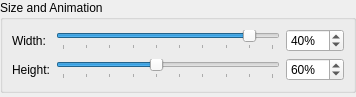
The window that config/windowsettings.ui (KDE/notably) describes before a commit, drawn with Qt 5.
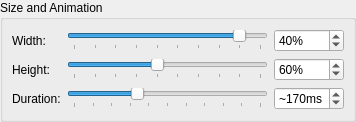
The same window after the commit.

Commit message: Make the animation duration configurable in the settings

Diff of the .ui file:
```diff
--- a/config/windowsettings.ui
+++ b/config/windowsettings.ui
@@ -131,8 +131,61 @@
         </property>
        </widget>
       </item>
-     </layout>
-    </widget>
+
+   <item row="2" column="0">
+       <widget class="QLabel" name="durationLabel">
+        <property name="text">
+         <string comment="@label:slider">Duration:</string>
+        </property>
+       </widget>
+      </item>
+      <item row="2" column="1">
+       <widget class="QSlider" name="durationSlider">
+        <property name="maximum">
+         <number>500</number>
+        </property>
+        <property name="pageStep">
+         <number>10</number>
+        </property>
+        <property name="value">
+         <number>170</number>
+        </property>
+        <property name="orientation">
+         <enum>Qt::Horizontal</enum>
+        </property>
+        <property name="tickPosition">
+         <enum>QSlider::TicksBelow</enum>
+        </property>
+        <property name="tickInterval">
+         <number>50</number>
+        </property>
+       </widget>
+      </item>
+      <item row="2" column="2">
+       <widget class="QSpinBox" name="kcfg_Duration">
+        <property name="correctionMode">
+         <enum>QAbstractSpinBox::CorrectToNearestValue</enum>
+        </property>
+        <property name="suffix">
+         <string comment="@label Spinbox unit suffix">ms</string>
+        </property>
+        <property name="prefix">
+         <string comment="@label Spinbox unit prefix">~</string>
+        </property>
+        <property name="maximum">
+         <number>500</number>
+        </property>
+        <property name="singleStep">
+         <number>10</number>
+        </property>
+        <property name="value">
+         <number>170</number>
+        </property>
+       </widget>
+      </item>
+
+   </layout>
+   </widget>
    </item>
    <item>
     <spacer>
```
Left out of the diff: 3 changed lines with no effect on the pictures. The commit also changes 2 other files.
